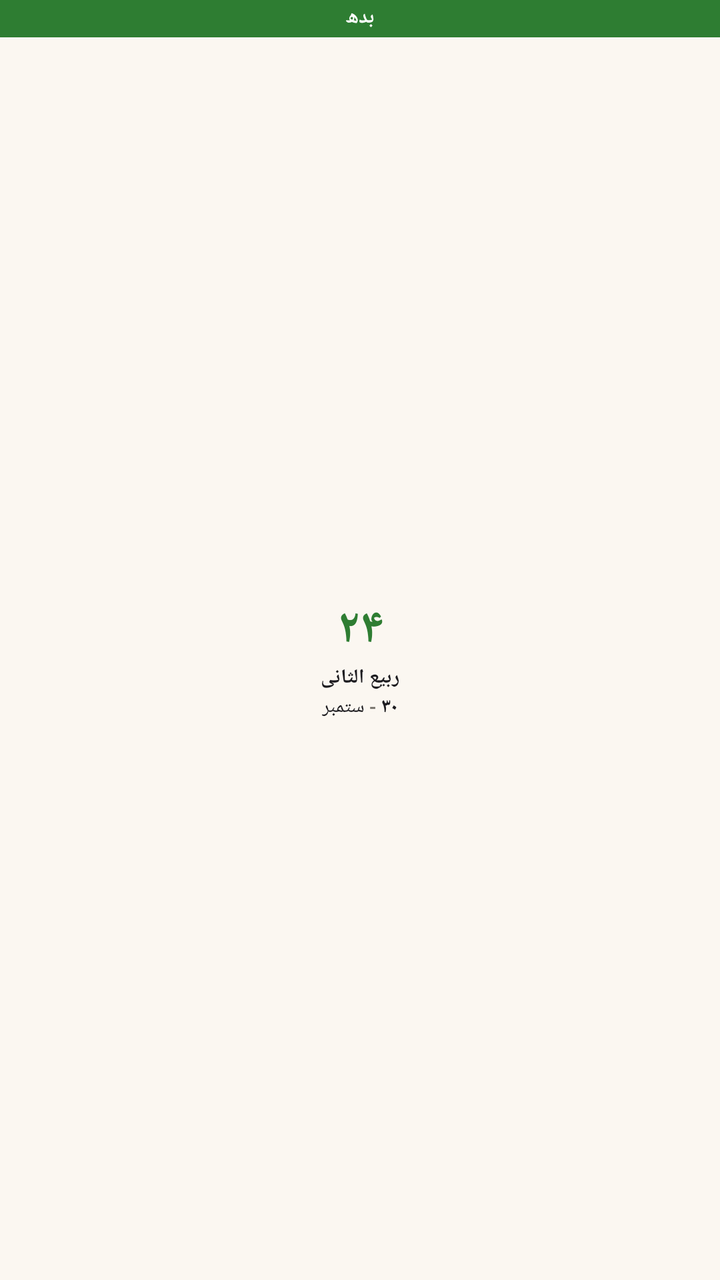
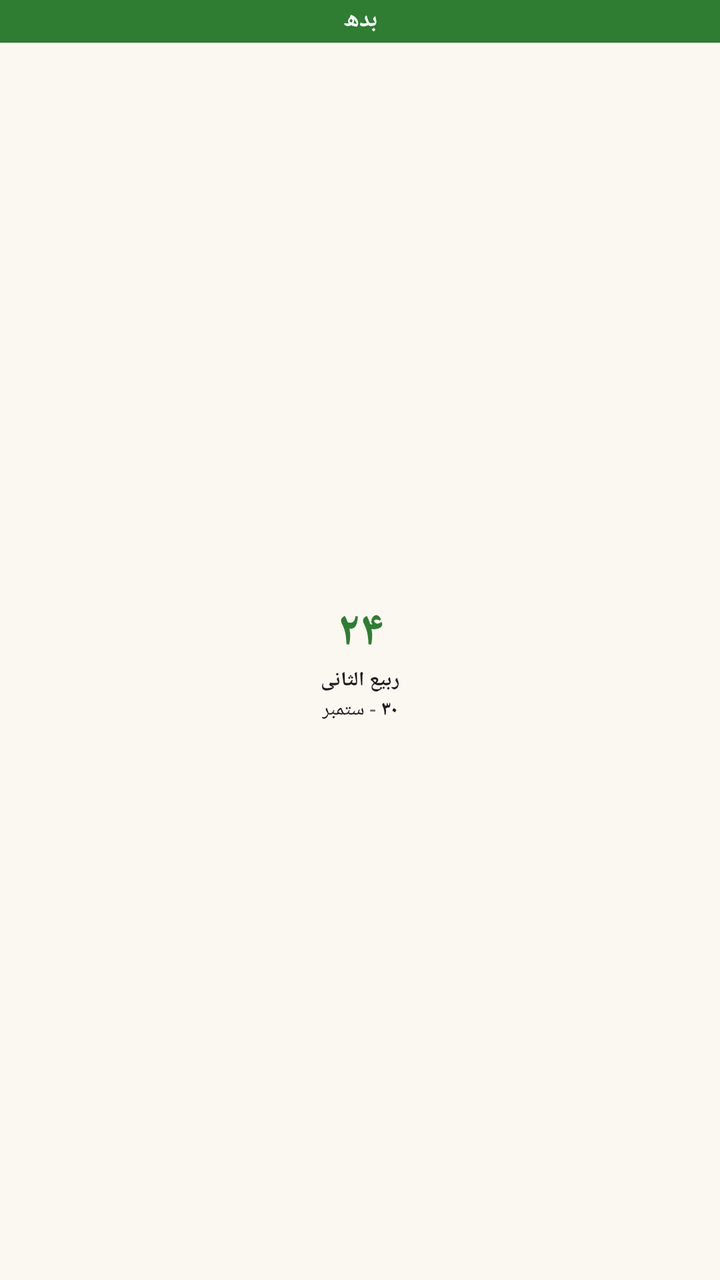

An Android layout rendered at two revisions. The XML below is the earlier revision; the diff shows what the commit changed to produce the second picture.
<!-- AndroidManifest.xml: another module's application theme Theme.HijriSample -->
<!-- res/layout/hijri_dual_date_widget_preview_layout.xml -->
<?xml version="1.0" encoding="utf-8"?>
<LinearLayout xmlns:android="http://schemas.android.com/apk/res/android"
    xmlns:tools="http://schemas.android.com/tools"
    android:layout_width="match_parent"
    android:layout_height="match_parent"
    android:background="@color/widget_background"
    android:orientation="vertical"
    tools:ignore="UnusedAttribute">

    
    <TextView
        android:layout_width="match_parent"
        android:layout_height="wrap_content"
        android:background="@color/widget_accent"
        android:fontFamily="sans-serif-medium"
        android:gravity="center"
        android:includeFontPadding="false"
        android:maxLines="1"
        android:paddingLeft="6dp"
        android:paddingTop="2dp"
        android:paddingRight="6dp"
        android:paddingBottom="3dp"
        android:text="بدھ"
        android:textColor="@color/widget_on_today"
        android:textSize="10sp"
        android:textStyle="bold" />

    
    <LinearLayout
        android:layout_width="match_parent"
        android:layout_height="0dp"
        android:layout_weight="1"
        android:gravity="center_vertical"
        android:orientation="vertical">

        
        <TextView
            android:layout_width="match_parent"
            android:layout_height="wrap_content"
            android:fontFamily="sans-serif-medium"
            android:gravity="center"
            android:includeFontPadding="false"
            android:maxLines="1"
            android:text="۲۴"
            android:textColor="@color/widget_accent"
            android:textSize="24sp"
            android:textStyle="bold" />

        
        <TextView
            android:layout_width="match_parent"
            android:layout_height="wrap_content"
            android:layout_marginTop="1dp"
            android:fontFamily="sans-serif-medium"
            android:gravity="center"
            android:includeFontPadding="false"
            android:maxLines="1"
            android:text="ربیع الثانی"
            android:textColor="@color/widget_text_primary"
            android:textSize="10sp"
            android:textStyle="bold" />

        
        <LinearLayout
            android:layout_width="match_parent"
            android:layout_height="wrap_content"
            android:layout_marginTop="1dp"
            android:gravity="center_horizontal|center_vertical"
            android:orientation="horizontal"
            android:paddingLeft="6dp"
            android:paddingRight="6dp">

            <TextView
                android:layout_width="wrap_content"
                android:layout_height="wrap_content"
                android:fontFamily="sans-serif-medium"
                android:includeFontPadding="false"
                android:maxLines="1"
                android:text="ستمبر"
                android:textColor="@color/widget_text_primary"
                android:textSize="10sp" />

            <TextView
                android:layout_width="wrap_content"
                android:layout_height="wrap_content"
                android:fontFamily="sans-serif-medium"
                android:includeFontPadding="false"
                android:maxLines="1"
                android:text=" - "
                android:textColor="@color/widget_text_secondary"
                android:textSize="10sp" />

            <TextView
                android:layout_width="wrap_content"
                android:layout_height="wrap_content"
                android:fontFamily="sans-serif-medium"
                android:includeFontPadding="false"
                android:maxLines="1"
                android:text="۳۰"
                android:textColor="@color/widget_text_primary"
                android:textSize="10sp"
                android:textStyle="bold" />
        </LinearLayout>
    </LinearLayout>
</LinearLayout>
<!-- resources referenced by this layout -->
<resources>
  <color name="widget_accent">#2E7D32</color>
  <color name="widget_background">#FBF7F1</color>
  <color name="widget_on_today">#FFFFFF</color>
  <color name="widget_text_primary">#1C1B1F</color>
  <color name="widget_text_secondary">#6E6A63</color>
  <style name="Theme.HijriSample" parent="@android:style/Theme.Material.Light.NoActionBar">
          <item name="android:windowBackground">@color/sample_window_background</item>
      </style>
  <color name="sample_window_background">#FFFBFE</color>
</resources>

<!-- the commit's change to res/layout/hijri_dual_date_widget_preview_layout.xml (unified diff, before → after) -->
@@ -22,7 +22,7 @@
         android:paddingBottom="3dp"
         android:text="بدھ"
         android:textColor="@color/widget_on_today"
-        android:textSize="10sp"
+        android:textSize="12sp"
         android:textStyle="bold" />
 
     
